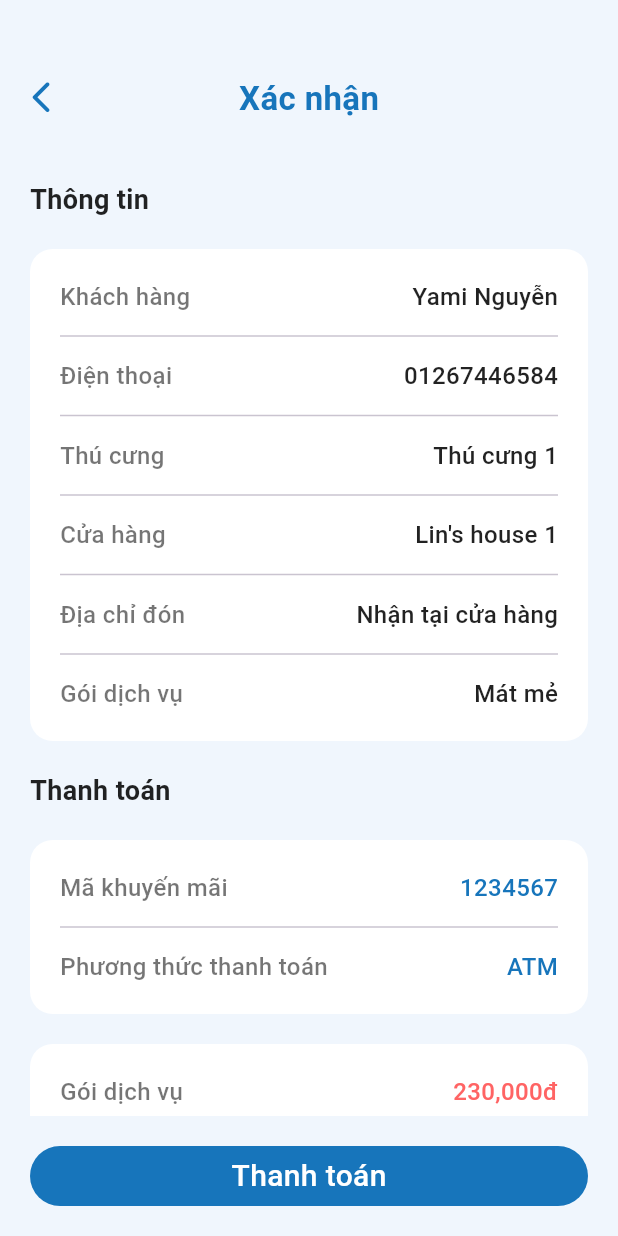
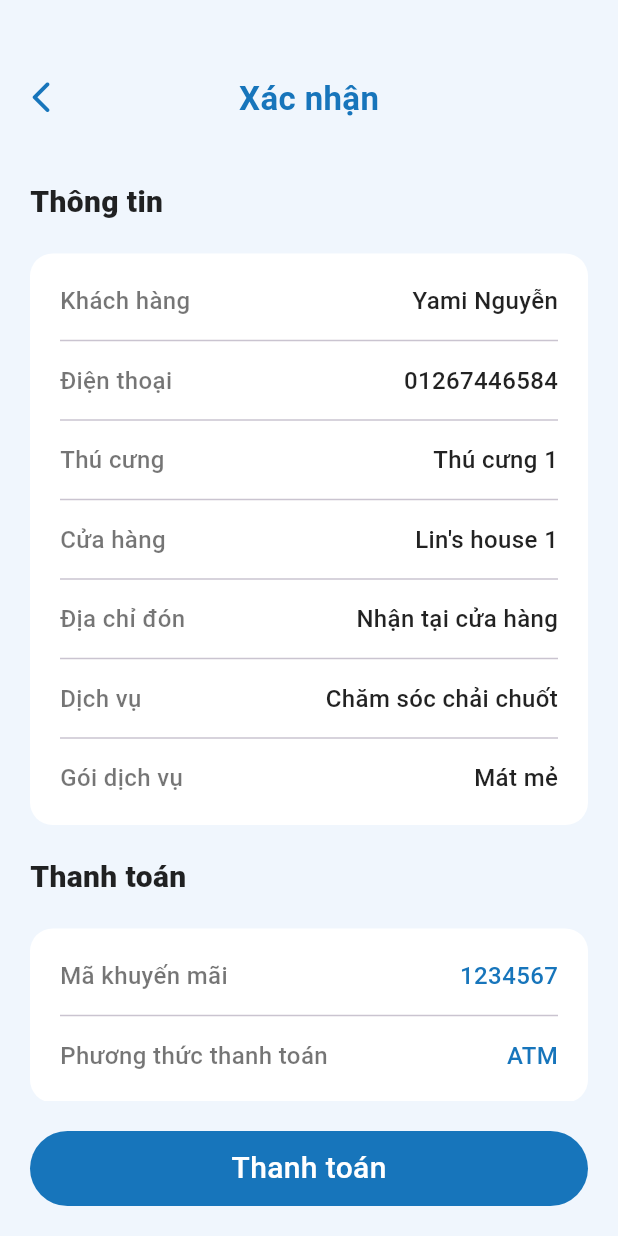
Before and after one commit to YamiNguyen2609/pet-spa, a Flutter app: the screen it shows after launch, item 2 of the bottom bar chosen, after a tap on "Tiếp tục", on a phone screen of 412 x 824 dp. Run offline on Flutter 3.47's test engine with Material 2 defaults, Android fonts, the phone set to English and light mode, and no system bars; our stand-ins replace calendar_date_picker2, carousel_slider, sliding_up_panel; network calls fail.

Commit message:
update 0910

```diff
--- a/lib/src/pages/home/beauty.dart
+++ b/lib/src/pages/home/beauty.dart
@@ -213,7 +213,7 @@
               text: 'Tiếp tục',
               backgroundColor: color_primary,
               margin: padding_regular,
-              height: 40,
+              height: 50,
               radius: radius_large,
               onPress: () => Navigator.push(
                   context,
--- a/lib/src/pages/home/widgets/item_service.dart
+++ b/lib/src/pages/home/widgets/item_service.dart
@@ -36,7 +36,7 @@
             AppText(
               title,
               margin: EdgeInsets.only(left: padding_small.top / 2),
-              size: text_size_medium,
+              size: text_size_sub,
               color: color_primary,
             ),
           ],
--- a/lib/src/pages/home/widgets/recent_store.dart
+++ b/lib/src/pages/home/widgets/recent_store.dart
@@ -28,7 +28,7 @@
                 type: ButtonType.TextButton,
                 text: 'xem thêm',
                 textColor: color_secondary_1,
-                size: text_size_label,
+                size: text_size_medium,
                 width: 65,
                 height: 30,
                 margin: EdgeInsets.only(right: padding_regular.right),
--- a/lib/src/pages/home/widgets/service.dart
+++ b/lib/src/pages/home/widgets/service.dart
@@ -3,7 +3,6 @@
 import 'package:pet_spa/src/pages/home/beauty.dart';
 import 'package:pet_spa/src/pages/home/widgets/item_service.dart';
 import 'package:pet_spa/src/pages/widgets/title.dart';
-import 'package:pet_spa/src/widgets/text.dart';
 
 import '../../../theme/Metrics.dart';
 
--- a/lib/src/pages/home/widgets/time_service.dart
+++ b/lib/src/pages/home/widgets/time_service.dart
@@ -47,7 +47,6 @@
   void _setDate(_date) {
     setState(() {
       date = _date[0];
-      expand = false;
       widget.onChange(date, time);
     });
   }
--- a/lib/src/pages/widgets/title.dart
+++ b/lib/src/pages/widgets/title.dart
@@ -8,7 +8,7 @@
 
   @override
   Widget build(BuildContext context) {
-    return AppSubTitleText(
+    return AppHeading2Text(
       title,
       color: Colors.black87,
       margin: padding_regular,
--- a/lib/src/pages/widgets/verify_confirm.dart
+++ b/lib/src/pages/widgets/verify_confirm.dart
@@ -74,6 +74,15 @@
                     AppText('Nhận tại cửa hàng',
                         size: text_size_medium, color: Colors.black87)
                   ]),
+              Divider(
+                height: padding_large.top,
+              ),
+              Row(mainAxisAlignment: MainAxisAlignment.spaceBetween, children: [
+                const AppLabelMediumText('Dịch vụ',
+                    color: Colors.black54, weight: FontWeight.w500),
+                AppText('Chăm sóc chải chuốt',
+                    size: text_size_medium, color: Colors.black87)
+              ]),
               Divider(
                 height: padding_large.top,
               ),
@@ -158,7 +167,7 @@
               text: 'Thanh toán',
               backgroundColor: color_primary,
               margin: padding_regular,
-              height: 40,
+              height: 50,
               radius: radius_large,
               onPress: () => Navigator.push(
                   context,
```
Also changed, not shown: 1 other file.
